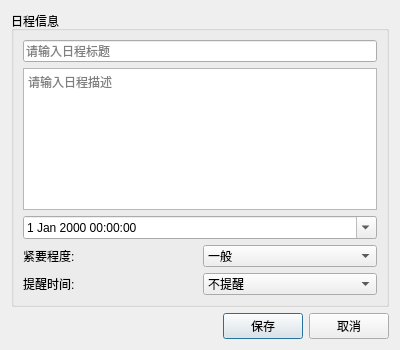
The window that ScheduleDialog.ui (WeN1nG/DataAssistant) describes before a commit, drawn with Qt 5.
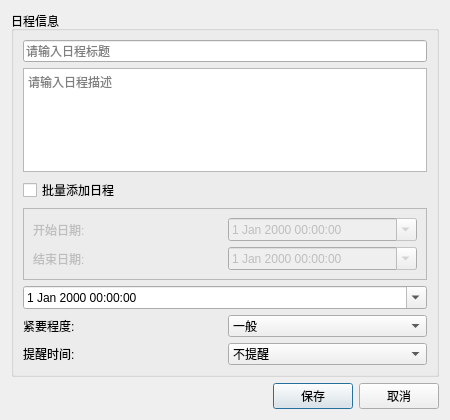
The same window after the commit.

Commit message:
feat(批量删除): 实现批量日程删除功能并优化用户体验
新增 DeleteResult 数据结构用于详细统计删除结果
添加 getDeletePreview 和 deleteSchedulesWithDetails 方法
优化删除确认对话框显示详细信息
修复批量日程识别逻辑问题
更新 ScheduleListDialog 使用新删除函数
添加边界条件测试和性能优化

```diff
--- a/ScheduleDialog.ui
+++ b/ScheduleDialog.ui
@@ -6,8 +6,8 @@
    <rect>
     <x>0</x>
     <y>0</y>
-    <width>400</width>
-    <height>350</height>
+    <width>450</width>
+    <height>420</height>
    </rect>
   </property>
   <property name="windowTitle">
@@ -34,6 +34,68 @@
         </property>
        </widget>
       </item>
+      <item>
+       <layout class="QHBoxLayout" name="batchAddLayout">
+        <item>
+         <widget class="QCheckBox" name="batchAddCheckBox">
+          <property name="text">
+           <string>批量添加日程</string>
+          </property>
+         </widget>
+        </item>
+       </layout>
+      </item>
+      <item>
+       <widget class="QFrame" name="dateRangeFrame">
+        <property name="enabled">
+         <bool>false</bool>
+        </property>
+        <property name="frameShape">
+         <enum>QFrame::StyledPanel</enum>
+        </property>
+        <property name="frameShadow">
+         <enum>QFrame::Raised</enum>
+        </property>
+        <layout class="QVBoxLayout" name="dateRangeLayout">
+         <item>
+          <layout class="QHBoxLayout" name="horizontalLayout_4">
+           <item>
+            <widget class="QLabel" name="startDateLabel">
+             <property name="text">
+              <string>开始日期:</string>
+             </property>
+            </widget>
+           </item>
+           <item>
+            <widget class="QDateTimeEdit" name="startDateTimeEdit">
+             <property name="calendarPopup">
+              <bool>true</bool>
+             </property>
+            </widget>
+           </item>
+          </layout>
+         </item>
+         <item>
+          <layout class="QHBoxLayout" name="horizontalLayout_5">
+           <item>
+            <widget class="QLabel" name="endDateLabel">
+             <property name="text">
+              <string>结束日期:</string>
+             </property>
+            </widget>
+           </item>
+           <item>
+            <widget class="QDateTimeEdit" name="endDateTimeEdit">
+             <property name="calendarPopup">
+              <bool>true</bool>
+             </property>
+            </widget>
+           </item>
+          </layout>
+         </item>
+        </layout>
+       </widget>
+      </item>
       <item>
        <widget class="QDateTimeEdit" name="dateTimeEdit">
         <property name="calendarPopup">
```
The commit also changes 26 other files.
